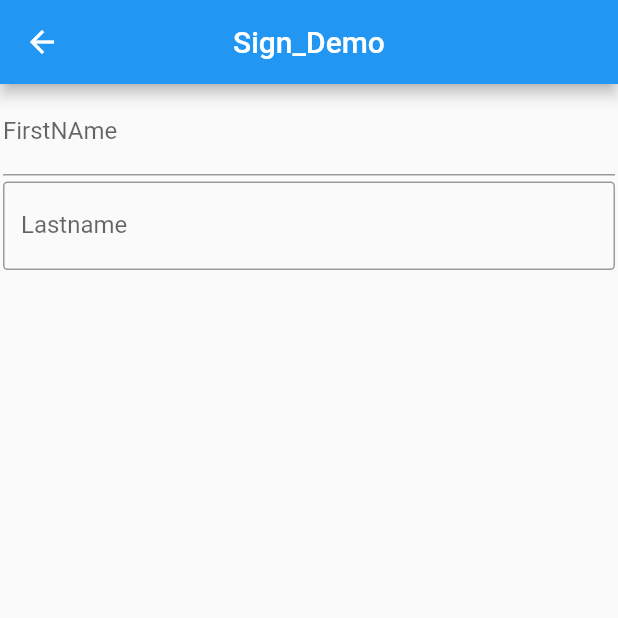
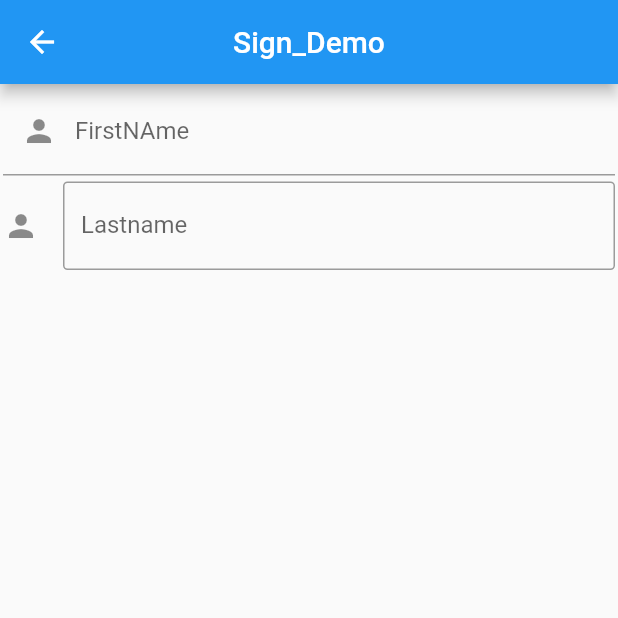
Before and after one commit to rahul-rahul1/third, a Flutter app: the screen it shows after launch, after a tap on "LOG IN", on a phone screen of 412 x 824 dp, the top half of it. Run offline on Flutter 3.47's test engine with Material 2 defaults, Android fonts, the phone set to English and light mode, and no system bars.

Commit message:
Signup ICons add

```diff
--- a/lib/login_route.dart
+++ b/lib/login_route.dart
@@ -26,7 +26,12 @@ class _LoginRouteState extends State<LoginRoute> {
       child: TextField(
 
         decoration: InputDecoration(
-
+          //add icon outside input field
+            icon: Icon(Icons.person),
+            //add icon to the beginning of text field
+            prefixIcon: Icon(Icons.person),
+            //can also add icon to the end of the textfiled
+            suffixIcon: Icon(Icons.remove_red_eye),
             labelText: "Username",
             border: OutlineInputBorder(
               borderRadius: BorderRadius.circular(4.0),
--- a/lib/main.dart
+++ b/lib/main.dart
@@ -9,6 +9,7 @@ class MyApp extends StatelessWidget {
   // This widget is the root of your application.
   @override
   Widget build(BuildContext context) {
+
     return  MaterialApp(
       initialRoute: '/',
       routes: {
--- a/lib/signup_route.dart
+++ b/lib/signup_route.dart
@@ -19,6 +19,7 @@ class _signup_route extends State<Signup> {
         autofocus: false,
     keyboardType: TextInputType.text,
       decoration: InputDecoration(
+        prefixIcon: Icon(Icons.person),
         labelText: "FirstNAme",
       /*  border: OutlineInputBorder(
         borderRadius: BorderRadius.circular(4.0),
@@ -34,7 +35,7 @@ class _signup_route extends State<Signup> {
     child: TextField(
       autofocus: false,
       decoration:InputDecoration(
-
+          icon: Icon(Icons.person),
         labelText: "Lastname",
             border: OutlineInputBorder(
           borderRadius: BorderRadius.circular(3.0),
```
